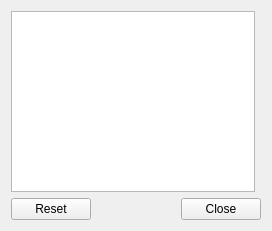
The window that configdialog/lxqtconfigdialog.ui (lxqt/liblxqt) describes before a commit, drawn with Qt 5.
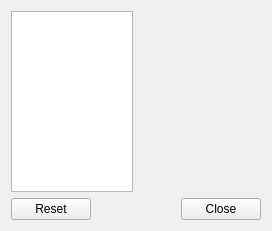
The same window after the commit. Custom widgets are drawn as their Qt base class.

Commit message: configdialog: Fix icon bar sizing

What changed in the file:
```diff
--- a/configdialog/lxqtconfigdialog.ui
+++ b/configdialog/lxqtconfigdialog.ui
@@ -21,6 +21,9 @@
        <property name="horizontalScrollBarPolicy">
         <enum>Qt::ScrollBarAlwaysOff</enum>
        </property>
+       <property name="sizeAdjustPolicy">
+        <enum>QAbstractScrollArea::AdjustToContents</enum>
+       </property>
       </widget>
      </item>
      <item>
```
The commit also changes 2 other files.
